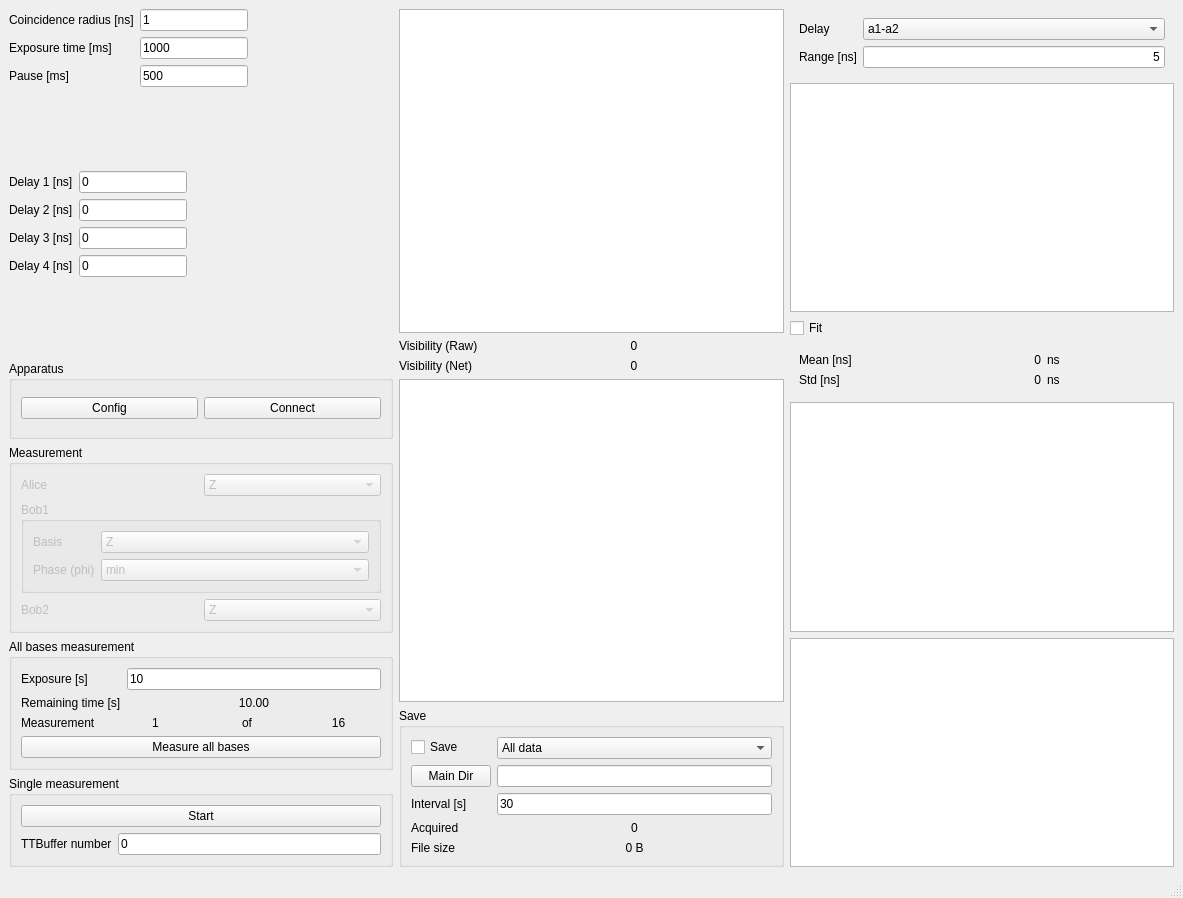
Before: the Qt Designer form pol/pol.ui in qLuxor/pylabtools, drawn with Qt 5.
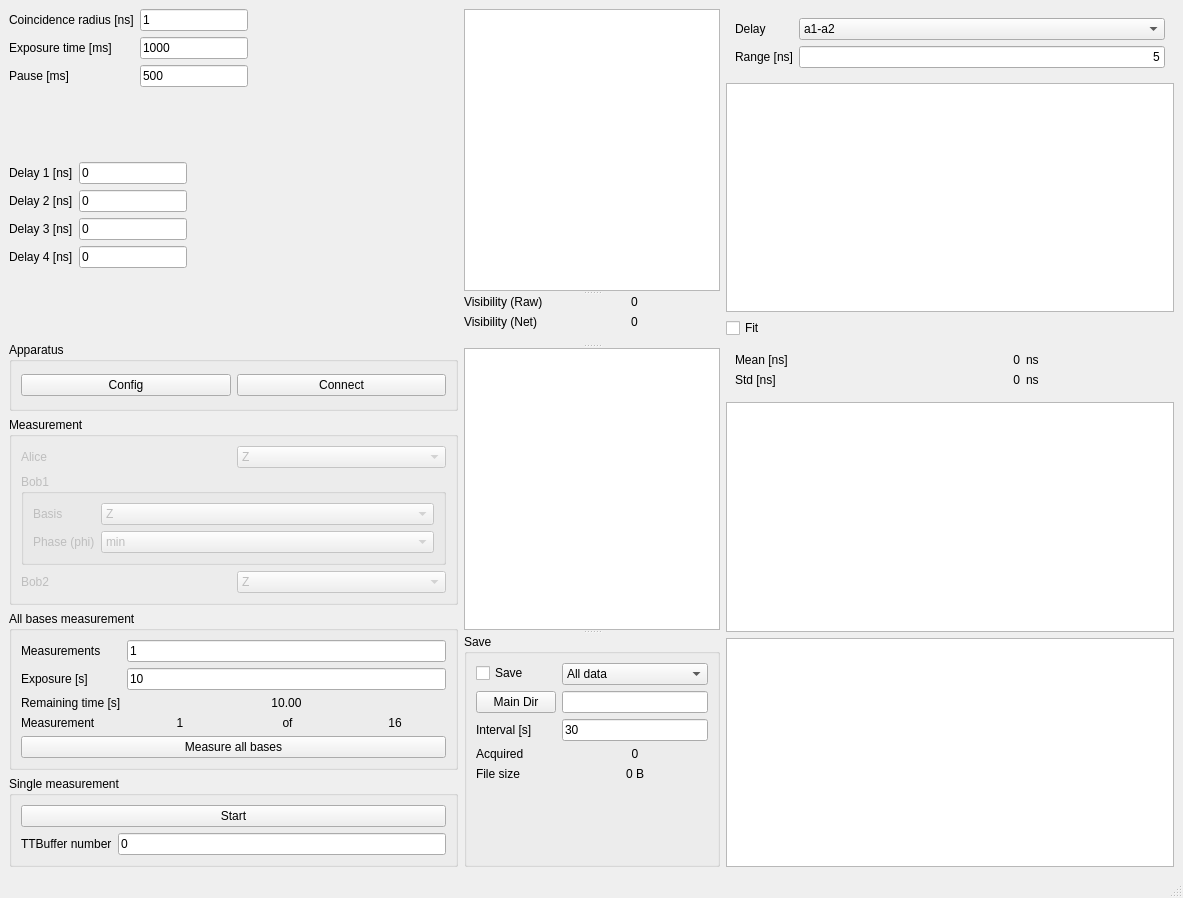
After: the same form once the commit is applied. Custom widgets are drawn as their Qt base class.

Commit message: Add multiple measurement feature

```diff
--- a/pol/pol.ui
+++ b/pol/pol.ui
@@ -14,7 +14,7 @@
    <string>MainWindow</string>
   </property>
   <widget class="QWidget" name="centralwidget">
-   <layout class="QHBoxLayout" name="horizontalLayout_3">
+   <layout class="QHBoxLayout" name="horizontalLayout_4">
     <item>
      <layout class="QVBoxLayout" name="verticalLayout_5">
       <item>
@@ -388,7 +388,7 @@
         <layout class="QVBoxLayout" name="verticalLayout_4">
          <item>
           <layout class="QFormLayout" name="formLayout_8">
-           <item row="0" column="0">
+           <item row="1" column="0">
             <widget class="QLabel" name="label_19">
              <property name="text">
               <string>Exposure [s]</string>
@@ -398,21 +398,21 @@
              </property>
             </widget>
            </item>
-           <item row="0" column="1">
+           <item row="1" column="1">
             <widget class="QLineEdit" name="txtAutoExp">
              <property name="text">
               <string>10</string>
              </property>
             </widget>
            </item>
-           <item row="1" column="0">
+           <item row="2" column="0">
             <widget class="QLabel" name="label_21">
              <property name="text">
               <string>Remaining time [s]</string>
              </property>
             </widget>
            </item>
-           <item row="1" column="1">
+           <item row="2" column="1">
             <widget class="QLabel" name="lblRemainingTime">
              <property name="text">
               <string>10.00</string>
@@ -422,6 +422,20 @@
              </property>
             </widget>
            </item>
+           <item row="0" column="0">
+            <widget class="QLabel" name="label_24">
+             <property name="text">
+              <string>Measurements</string>
+             </property>
+            </widget>
+           </item>
+           <item row="0" column="1">
+            <widget class="QLineEdit" name="lineEdit">
+             <property name="text">
+              <string>1</string>
+             </property>
+            </widget>
+           </item>
           </layout>
          </item>
          <item>
@@ -515,11 +529,12 @@
      </layout>
     </item>
     <item>
-     <layout class="QVBoxLayout" name="verticalLayout_3">
-      <item>
+     <widget class="QSplitter" name="splitter">
+      <property name="orientation">
+       <enum>Qt::Vertical</enum>
+      </property>
        <widget class="PlotWidget" name="pltSingleVis"/>
-      </item>
-      <item>
+      <widget class="QWidget" name="">
        <layout class="QFormLayout" name="formLayout_5">
         <item row="0" column="0">
          <widget class="QLabel" name="lblRate_2">
@@ -559,11 +574,8 @@
          </widget>
         </item>
        </layout>
-      </item>
-      <item>
+      </widget>
        <widget class="PlotWidget" name="pltCoincVis"/>
-      </item>
-      <item>
        <widget class="QGroupBox" name="groupBox_3">
         <property name="title">
          <string>Save</string>
@@ -653,8 +665,7 @@
          </item>
         </layout>
        </widget>
-      </item>
-     </layout>
+     </widget>
     </item>
     <item>
      <layout class="QVBoxLayout" name="verticalLayout_2">
```
Lines whose indentation alone changed are shown as unchanged. The commit also changes 1 other file.
